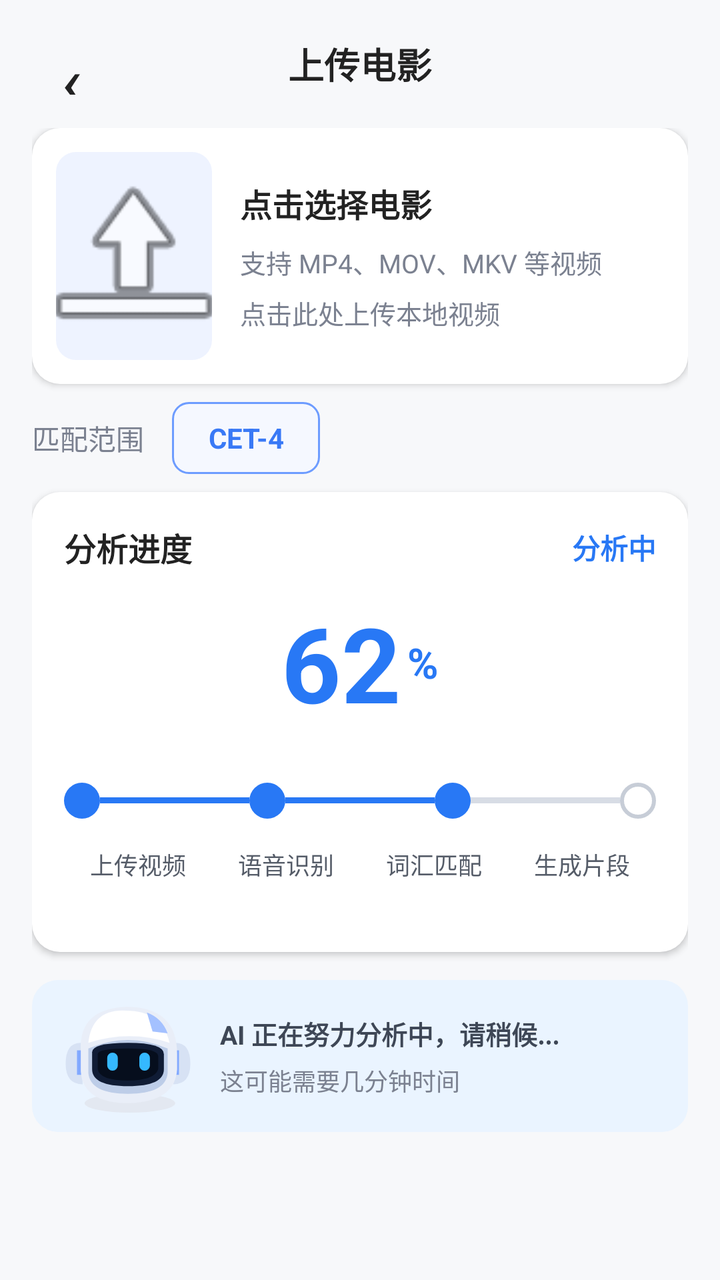
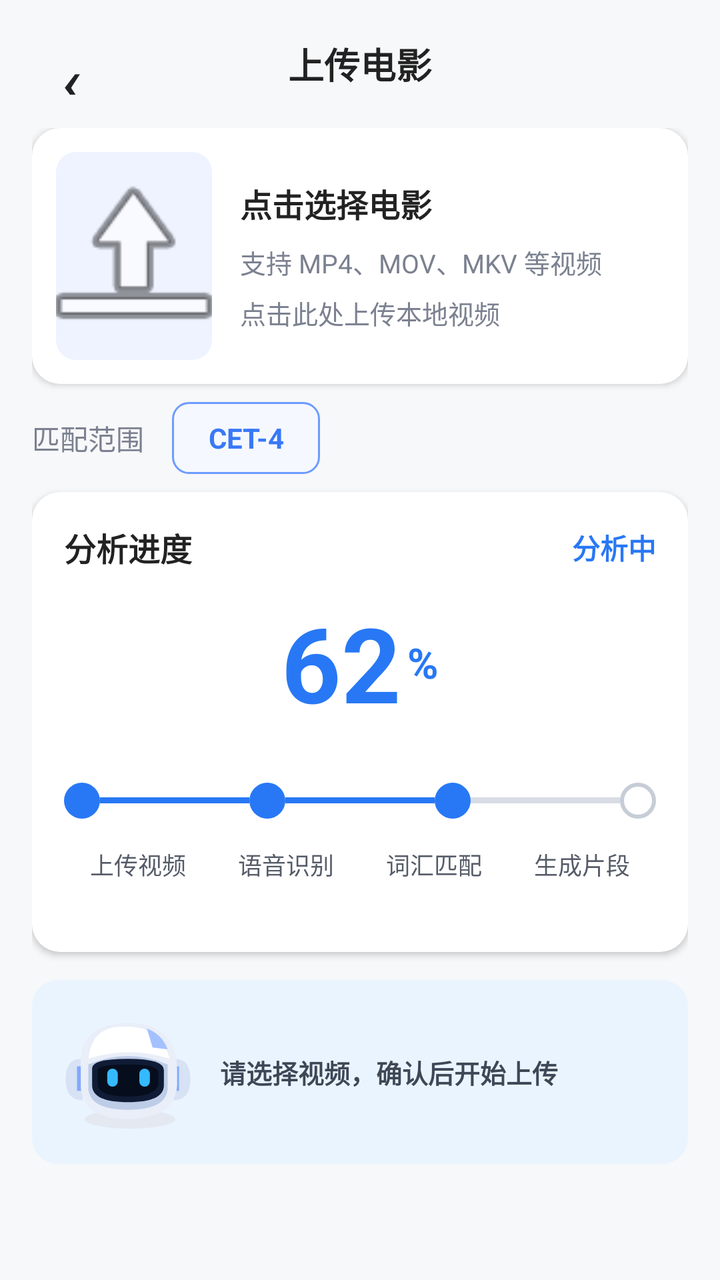

Compare the two renders of this Android layout. The source of the first and the diff that turns it into the second are given below.
<!-- AndroidManifest.xml: application theme Theme.HelloWord -->
<!-- res/layout/upload_movie.xml -->
<?xml version="1.0" encoding="utf-8"?>
<ScrollView xmlns:android="http://schemas.android.com/apk/res/android"
    android:layout_width="match_parent"
    android:layout_height="match_parent"
    android:background="#F7F8FA"
    android:fillViewport="true">

    <LinearLayout
        android:layout_width="match_parent"
        android:layout_height="wrap_content"
        android:orientation="vertical">

        
        <FrameLayout
            android:layout_width="match_parent"
            android:layout_height="64dp"
            android:paddingStart="16dp"
            android:paddingEnd="16dp">

            <TextView
                android:id="@+id/btnBack"
                android:layout_width="40dp"
                android:layout_height="31dp"
                android:layout_gravity="center_vertical"
                android:gravity="center"
                android:text="‹"
                android:textColor="#222222"
                android:textSize="35sp" />

            <TextView
                android:layout_width="wrap_content"
                android:layout_height="wrap_content"
                android:layout_gravity="center"
                android:text="上传电影"
                android:textColor="#222222"
                android:textSize="18sp"
                android:textStyle="bold" />

        </FrameLayout>


        <LinearLayout
            android:layout_width="match_parent"
            android:layout_height="wrap_content"
            android:orientation="vertical"
            android:paddingStart="16dp"
            android:paddingEnd="16dp">


            
            
            

            <LinearLayout
                android:id="@+id/uploadMovieCard"
                android:layout_width="match_parent"
                android:layout_height="128dp"
                android:background="@drawable/bg_white_card"
                android:elevation="2dp"
                android:gravity="center_vertical"
                android:orientation="horizontal"
                android:padding="12dp">

                
                <FrameLayout
                    android:layout_width="78dp"
                    android:layout_height="104dp">

                    <ImageView
                        android:id="@+id/movieCover"
                        android:layout_width="match_parent"
                        android:layout_height="match_parent"
                        android:background="@drawable/bg_movie_cover"
                        android:scaleType="centerCrop"
                        android:src="@android:drawable/ic_menu_upload" />

                </FrameLayout>


                
                <LinearLayout
                    android:layout_width="0dp"
                    android:layout_height="wrap_content"
                    android:layout_marginStart="14dp"
                    android:layout_weight="1"
                    android:orientation="vertical">

                    <TextView
                        android:id="@+id/movieName"
                        android:layout_width="match_parent"
                        android:layout_height="wrap_content"
                        android:ellipsize="end"
                        android:maxLines="1"
                        android:text="点击选择电影"
                        android:textColor="#222222"
                        android:textSize="16sp"
                        android:textStyle="bold" />

                    <TextView
                        android:id="@+id/movieSize"
                        android:layout_width="wrap_content"
                        android:layout_height="wrap_content"
                        android:layout_marginTop="8dp"
                        android:text="支持 MP4、MOV、MKV 等视频"
                        android:textColor="#7B8190"
                        android:textSize="13sp" />

                    <TextView
                        android:id="@+id/movieDuration"
                        android:layout_width="wrap_content"
                        android:layout_height="wrap_content"
                        android:layout_marginTop="6dp"
                        android:text="点击此处上传本地视频"
                        android:textColor="#7B8190"
                        android:textSize="13sp" />

                </LinearLayout>


                
                <TextView
                    android:id="@+id/btnRemoveMovie"
                    android:layout_width="36dp"
                    android:layout_height="36dp"
                    android:gravity="center"
                    android:text="×"
                    android:textColor="#9AA0AA"
                    android:textSize="25sp"
                    android:visibility="gone" />

            </LinearLayout>


            
            <LinearLayout
                android:layout_width="match_parent"
                android:layout_height="54dp"
                android:gravity="center_vertical"
                android:orientation="horizontal">

                <TextView
                    android:layout_width="wrap_content"
                    android:layout_height="wrap_content"
                    android:text="匹配范围"
                    android:textColor="#7B8190"
                    android:textSize="14sp" />

                <TextView
                    android:id="@+id/uploadVocabularySummary"
                    android:layout_width="wrap_content"
                    android:layout_height="36dp"
                    android:layout_marginStart="14dp"
                    android:background="@drawable/bg_cet_tag"
                    android:gravity="center"
                    android:paddingStart="18dp"
                    android:paddingEnd="18dp"
                    android:text="CET-4"
                    android:textColor="#3979F6"
                    android:textSize="14sp"
                    android:textStyle="bold" />

            </LinearLayout>


            
            
            

            <LinearLayout
                android:layout_width="match_parent"
                android:layout_height="230dp"
                android:background="@drawable/bg_white_card"
                android:elevation="2dp"
                android:orientation="vertical"
                android:padding="16dp">

                <LinearLayout
                    android:layout_width="match_parent"
                    android:layout_height="wrap_content"
                    android:gravity="center_vertical"
                    android:orientation="horizontal">

                    <TextView
                        android:layout_width="0dp"
                        android:layout_height="wrap_content"
                        android:layout_weight="1"
                        android:text="分析进度"
                        android:textColor="#222222"
                        android:textSize="16sp"
                        android:textStyle="bold" />

                    <TextView
                        android:layout_width="wrap_content"
                        android:layout_height="wrap_content"
                        android:text="分析中"
                        android:textColor="#2878F5"
                        android:textSize="14sp"
                        android:textStyle="bold" />

                </LinearLayout>


                
                <LinearLayout
                    android:layout_width="match_parent"
                    android:layout_height="92dp"
                    android:gravity="center"
                    android:orientation="horizontal">

                    <TextView
                        android:layout_width="wrap_content"
                        android:layout_height="wrap_content"
                        android:text="62"
                        android:textColor="#2878F5"
                        android:textSize="52sp"
                        android:textStyle="bold" />

                    <TextView
                        android:layout_width="wrap_content"
                        android:layout_height="wrap_content"
                        android:layout_gravity="center_vertical"
                        android:layout_marginStart="3dp"
                        android:text="%"
                        android:textColor="#2878F5"
                        android:textSize="21sp"
                        android:textStyle="bold" />

                </LinearLayout>


                
                <LinearLayout
                    android:layout_width="match_parent"
                    android:layout_height="46dp"
                    android:gravity="center_vertical"
                    android:orientation="horizontal">

                    <View
                        android:layout_width="18dp"
                        android:layout_height="18dp"
                        android:background="@drawable/bg_progress_done" />

                    <View
                        android:layout_width="0dp"
                        android:layout_height="3dp"
                        android:layout_weight="1"
                        android:background="#2878F5" />

                    <View
                        android:layout_width="18dp"
                        android:layout_height="18dp"
                        android:background="@drawable/bg_progress_done" />

                    <View
                        android:layout_width="0dp"
                        android:layout_height="3dp"
                        android:layout_weight="1"
                        android:background="#2878F5" />

                    <View
                        android:layout_width="18dp"
                        android:layout_height="18dp"
                        android:background="@drawable/bg_progress_done" />

                    <View
                        android:layout_width="0dp"
                        android:layout_height="3dp"
                        android:layout_weight="1"
                        android:background="#D7DCE5" />

                    <View
                        android:layout_width="18dp"
                        android:layout_height="18dp"
                        android:background="@drawable/bg_progress_wait" />

                </LinearLayout>


                
                <LinearLayout
                    android:layout_width="match_parent"
                    android:layout_height="wrap_content"
                    android:orientation="horizontal">

                    <TextView
                        android:layout_width="0dp"
                        android:layout_height="wrap_content"
                        android:layout_weight="1"
                        android:gravity="center"
                        android:text="上传视频"
                        android:textColor="#555C68"
                        android:textSize="12sp" />

                    <TextView
                        android:layout_width="0dp"
                        android:layout_height="wrap_content"
                        android:layout_weight="1"
                        android:gravity="center"
                        android:text="语音识别"
                        android:textColor="#555C68"
                        android:textSize="12sp" />

                    <TextView
                        android:layout_width="0dp"
                        android:layout_height="wrap_content"
                        android:layout_weight="1"
                        android:gravity="center"
                        android:text="词汇匹配"
                        android:textColor="#555C68"
                        android:textSize="12sp" />

                    <TextView
                        android:layout_width="0dp"
                        android:layout_height="wrap_content"
                        android:layout_weight="1"
                        android:gravity="center"
                        android:text="生成片段"
                        android:textColor="#555C68"
                        android:textSize="12sp" />

                </LinearLayout>

            </LinearLayout>


            
            <LinearLayout
                android:layout_width="match_parent"
                android:layout_height="76dp"
                android:layout_marginTop="14dp"
                android:background="@drawable/bg_ai_tip"
                android:gravity="center_vertical"
                android:orientation="horizontal"
                android:paddingStart="14dp"
                android:paddingEnd="14dp">

                <ImageView android:layout_width="68dp" android:layout_height="68dp" android:src="@drawable/vh_robot" android:importantForAccessibility="no" />

                <LinearLayout
                    android:layout_width="0dp"
                    android:layout_height="wrap_content"
                    android:layout_marginStart="12dp"
                    android:layout_weight="1"
                    android:orientation="vertical">

                    <TextView
                        android:layout_width="wrap_content"
                        android:layout_height="wrap_content"
                        android:text="AI 正在努力分析中，请稍候..."
                        android:textColor="#3E4756"
                        android:textSize="13sp"
                        android:textStyle="bold" />

                    <TextView
                        android:layout_width="wrap_content"
                        android:layout_height="wrap_content"
                        android:layout_marginTop="5dp"
                        android:text="这可能需要几分钟时间"
                        android:textColor="#7B8190"
                        android:textSize="12sp" />

                </LinearLayout>

            </LinearLayout>

            <Button
                android:id="@+id/confirmButton"
                android:layout_width="160dp"
                android:layout_height="48dp"
                android:layout_gravity="center_horizontal"
                android:layout_marginTop="16dp"
                android:text="确认"
                android:textColor="#FFFFFF"
                android:textSize="16sp"
                android:backgroundTint="#3478F6"
                android:gravity="center"
                android:visibility="gone" />

        </LinearLayout>

    </LinearLayout>

</ScrollView>
<!-- resources referenced by this layout -->
<resources>
  <!-- drawable bg_ai_tip (drawable) -->
  <?xml version="1.0" encoding="utf-8"?>
  <shape xmlns:android="http://schemas.android.com/apk/res/android">
      <solid android:color="#EAF4FF" />
      <corners android:radius="13dp" />
  </shape>
  <!-- drawable bg_cet_tag (drawable) -->
  <?xml version="1.0" encoding="utf-8"?>
  <shape xmlns:android="http://schemas.android.com/apk/res/android">
      <solid android:color="#F5F8FF" />
      <stroke
          android:width="1dp"
          android:color="#6D9CFF" />
      <corners android:radius="8dp" />
  </shape>
  <!-- drawable bg_movie_cover (drawable) -->
  <?xml version="1.0" encoding="utf-8"?>
  <shape xmlns:android="http://schemas.android.com/apk/res/android">
      <solid android:color="#EEF3FF" />
      <corners android:radius="10dp" />
  </shape>
  <!-- drawable bg_progress_done (drawable) -->
  <?xml version="1.0" encoding="utf-8"?>
  <shape xmlns:android="http://schemas.android.com/apk/res/android"
      android:shape="oval">
  
      <solid android:color="#2878F5" />
  
  </shape>
  <!-- drawable bg_progress_wait (drawable) -->
  <?xml version="1.0" encoding="utf-8"?>
  <shape xmlns:android="http://schemas.android.com/apk/res/android"
      android:shape="oval">
  
      <solid android:color="#FFFFFF" />
  
      <stroke
          android:width="2dp"
          android:color="#C7CDD7" />
  
  </shape>
  <!-- drawable bg_white_card (drawable) -->
  <?xml version="1.0" encoding="utf-8"?>
  <shape xmlns:android="http://schemas.android.com/apk/res/android">
      <solid android:color="#FFFFFF" />
      <corners android:radius="14dp" />
  </shape>
  <!-- drawable vh_robot (drawable) -->
  <?xml version="1.0" encoding="utf-8"?>
  <vector xmlns:android="http://schemas.android.com/apk/res/android" android:width="72dp" android:height="72dp" android:viewportWidth="72" android:viewportHeight="72">
      <path android:fillColor="#E3E8F1" android:pathData="M13,61a24,5 0,1 0,48 0a24,5 0,1 0,-48 0" />
      <path android:fillColor="#D7E2F4" android:pathData="M11,29Q3,29 3,40Q3,51 12,51ZM61,29Q69,29 69,40Q69,51 60,51Z" />
      <path android:fillColor="#82A9FF" android:pathData="M9,33H12V46H9ZM60,33H63V46H60Z" />
      <path android:fillColor="#E9EEF8" android:pathData="M11,33Q10,11 35,10Q62,10 62,35V43Q61,60 37,61Q12,61 11,44Z" />
      <path android:fillColor="#FFFFFF" android:pathData="M15,29Q17,11 35,12Q54,12 58,29Q37,22 15,29Z" />
      <path android:fillColor="#A4C1FF" android:pathData="M46,13Q54,16 57,24L49,23Z" />
      <path android:fillColor="#BDCDE8" android:pathData="M15,32Q36,23 57,32V45Q56,56 36,56Q16,56 15,45Z" />
      <path android:fillColor="#101C35" android:pathData="M17,34Q17,29 36,29Q55,29 55,35V43Q55,52 36,52Q17,52 17,43Z" />
      <path android:fillColor="#060E1D" android:pathData="M20,35Q20,32 36,32Q52,32 52,36V43Q50,49 36,49Q21,49 20,43Z" />
      <path android:fillColor="#35B9FF" android:pathData="M25,37a2.8,2.8 0,0 1,5.6 0v4a2.8,2.8 0,0 1,-5.6 0ZM42,37a2.8,2.8 0,0 1,5.6 0v4a2.8,2.8 0,0 1,-5.6 0Z" />
  </vector>
  <style name="Theme.HelloWord" parent="Base.Theme.HelloWord" />
  <style name="Base.Theme.HelloWord" parent="Theme.Material3.DayNight.NoActionBar">
          
          
      </style>
</resources>

<!-- the commit's change to res/layout/upload_movie.xml (unified diff, before → after) -->
@@ -326,7 +326,10 @@
             
             <LinearLayout
                 android:layout_width="match_parent"
-                android:layout_height="76dp"
+                android:layout_height="wrap_content"
+                android:minHeight="76dp"
+                android:paddingTop="12dp"
+                android:paddingBottom="12dp"
                 android:layout_marginTop="14dp"
                 android:background="@drawable/bg_ai_tip"
                 android:gravity="center_vertical"
@@ -346,7 +349,8 @@
                     <TextView
                         android:layout_width="wrap_content"
                         android:layout_height="wrap_content"
-                        android:text="AI 正在努力分析中，请稍候..."
+                        android:id="@+id/uploadStatus"
+                        android:text="请选择视频，确认后开始上传"
                         android:textColor="#3E4756"
                         android:textSize="13sp"
                         android:textStyle="bold" />
@@ -355,7 +359,9 @@
                         android:layout_width="wrap_content"
                         android:layout_height="wrap_content"
                         android:layout_marginTop="5dp"
-                        android:text="这可能需要几分钟时间"
+                        android:id="@+id/uploadScopeHint"
+                        android:visibility="gone"
+                        android:text=""
                         android:textColor="#7B8190"
                         android:textSize="12sp" />
 
